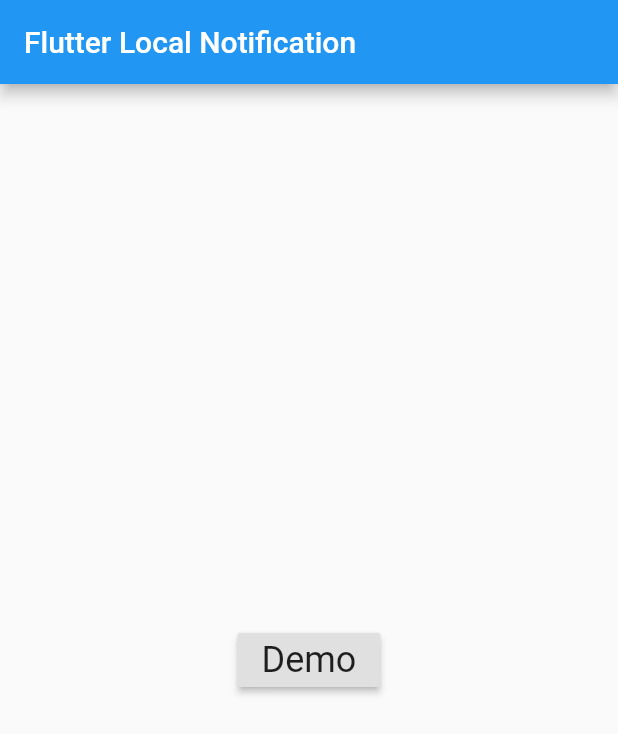
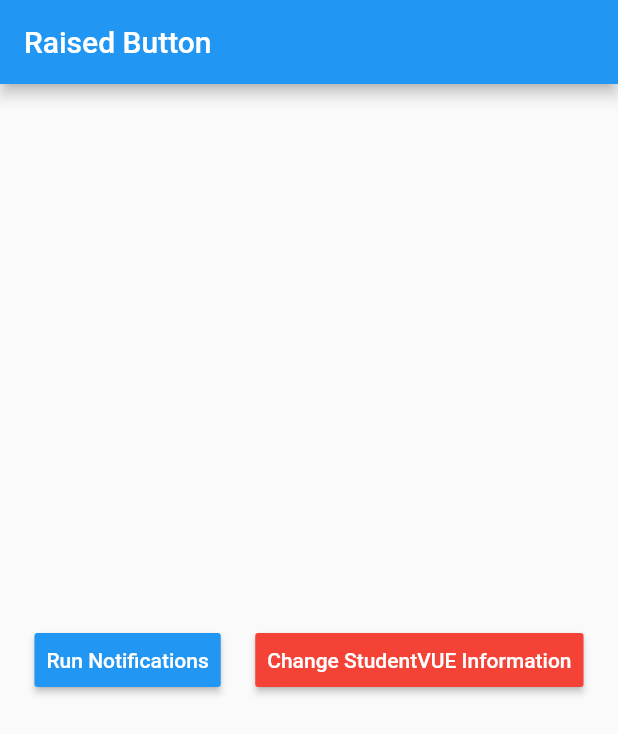
Before and after one commit to kaifergerstrom/sis-notifier, a Flutter app: the screen it shows after launch, on a phone screen of 412 x 824 dp. Shown: the top 734 px of the screen. Run offline on Flutter 3.47's test engine with Material 2 defaults, Android fonts, the phone set to English and light mode, and no system bars; our stand-ins replace flutter_local_notifications; missing offline and left inert: encrypt.

Commit message:
Working login and account verification

```diff
--- a/notify/lib/main.dart
+++ b/notify/lib/main.dart
@@ -4,6 +4,7 @@
 import 'dart:convert';
 import 'package:http/http.dart' as http;
 import 'user.dart';
+import 'package:encrypt/encrypt.dart';
 
 // When the app starts, set it to the designated page
 void main() => runApp(new MaterialApp(home: new HomePage()));
@@ -33,6 +34,10 @@
     flutterLocalNotificationsPlugin.initialize(initSetttings);
   }
 
+  Future navigateToLogin(context) async {
+    Navigator.push(context, MaterialPageRoute(builder: (context) => LoginPage()));
+  }
+
   Future onSelectNotification(String payload) {
     // Build the notification payload
     debugPrint("payload : $payload");
@@ -45,23 +50,45 @@
     );
   }
 
-  // Physical formatting of homepage
+
   @override
   Widget build(BuildContext context) {
-    return Scaffold(
+    return new Scaffold(
         appBar: new AppBar(
-        title: new Text('Flutter Local Notification'),
+          title: new Text("Raised Button"),
         ),
         body: new Center(
-        child: new RaisedButton(
+          child: new Column(
+            mainAxisAlignment: MainAxisAlignment.center,
+            children: <Widget>[
+              new Row(
+                mainAxisAlignment: MainAxisAlignment.spaceEvenly,
+                children: <Widget>[
+                  new RaisedButton(
+                    padding: const EdgeInsets.all(8.0),
+                    textColor: Colors.white,
+                    color: Colors.blue,
                     onPressed: () => displayNotifications(),
+                    child: new Text("Run Notifications"),
+                  ),
+                  new RaisedButton(
+                    onPressed: () => navigateToLogin(context),
+                    textColor: Colors.white,
+                    color: Colors.red,
+                    padding: const EdgeInsets.all(8.0),
                     child: new Text(
-            'Demo',
-            style: Theme.of(context).textTheme.headline,
+                      "Change StudentVUE Information",
                     ),
                   ),
+                ],
+              )
+            ],
           ),
-    );
+        ));
+  }
+
+  sayHi() async {
+    print("Hello");
   }
 
   // Call the api and get the data, then display the notifications
@@ -75,8 +102,14 @@
     String username = user_data['username'];
     String password = user_data['password'];
 
+    var bytes = utf8.encode(password);
+    var base64Str = base64.encode(bytes);
+
+    String ip = "10.0.2.2:5000";
+
     // URL format for api call to flask server
-    String url = "http://10.0.2.2:5000/api/v1/?username=$username&password=$password";
+    String url = "http://$ip/api/update?username=$username&password=$base64Str";
+    print(url);
 
     // Get http response from flask script
     http.Response response = await http.get(url);
@@ -171,6 +204,8 @@
   String _username = "";
   String _password = "";
 
+  bool isValid = false;
+
   _LoginPageState() {
     // Create listeners for username and password changes
     _usernameFilter.addListener(_usernameListen);
@@ -254,7 +289,7 @@
         children: <Widget>[
           new RaisedButton(
             child: new Text('Login'),
-            onPressed: _loginPressed,
+            onPressed: () => _loginPressed(),
           ),
         ],
       ),
@@ -263,12 +298,44 @@
 
 
   // Run this function when login button pressed
-  void _loginPressed () {
+  void _loginPressed() async {
     // Construct json to store in file
     _username = _username.trim();
     _password = _password.trim();
+
+
+    String ip = "10.0.2.2:5000";
+
+    var bytes = utf8.encode(_password);
+    var base64Str = base64.encode(bytes);
+
+    // URL format for api call to flask server
+    String url = "http://$ip/api/status?username=$_username&password=$base64Str";
+    print(url);
+
+    bool isValid = false;
+
+    http.Response response = await http.get(url);
+    if (response.statusCode == 200) {
+      setState(() {
+        // Assign the parsed json
+        isValid = (response.body).toLowerCase() == 'true';
+      });
+      print("Successfully fetched json from flask server!");
+    } else {
+      // Reset the parsed json if, errors
+      isValid = false;
+      print("Request failed with status: ${response.statusCode}.");
+    }
+
+    if (isValid) {
       var jsonData = '{ "username" : "$_username", "password" : "$_password"}';
+      print("Login information is valid! Saving data!");
       updateUserData(jsonData);  // Update and save json to user.json
+    } else {
+      print("Invalid login information");
     }
 
   }
+
+}
--- a/notify/pubspec.yaml
+++ b/notify/pubspec.yaml
@@ -27,6 +27,7 @@
   flutter_local_notifications: ^0.7.1+3
   http:
   path_provider: #add this in yours
+  encrypt:
 
 dev_dependencies:
   flutter_test:
```
Also changed, not shown: notify/pubspec.lock, 5 other files. Lines whose indentation alone changed are shown as unchanged.
